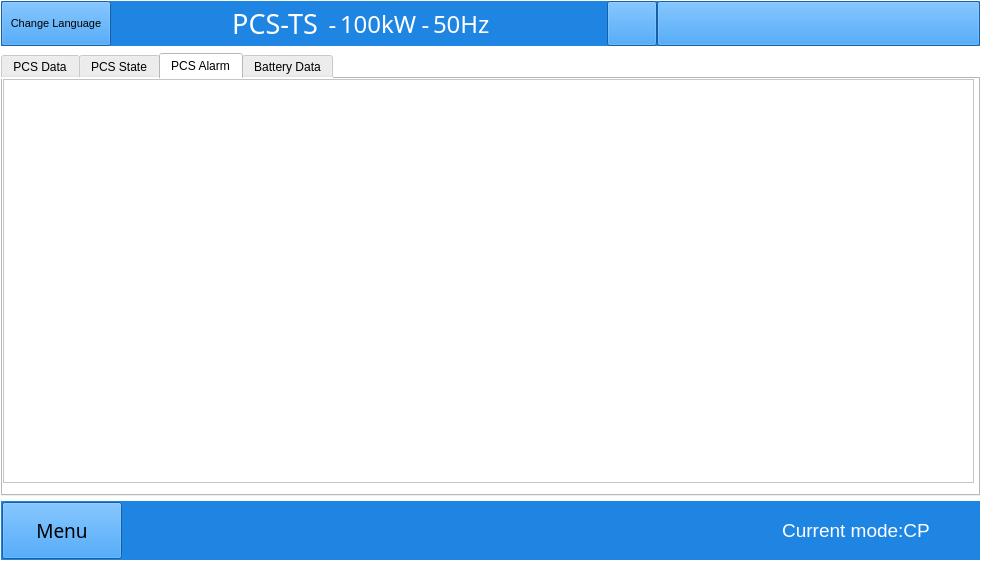
The window that win.ui (megarevolpr/Win) describes before a commit, drawn with Qt 5.
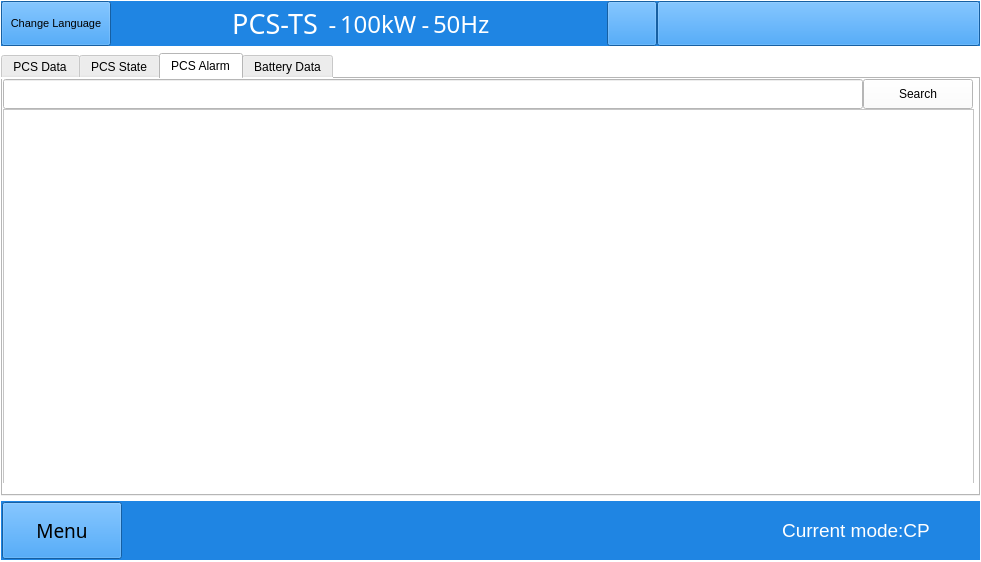
The same window after the commit. The open tabs and pages were chosen to show the change. Icons and pictures are not drawn.

What changed in the file:
```diff
--- a/win.ui
+++ b/win.ui
@@ -4556,12 +4556,62 @@
            <property name="bottomMargin">
             <number>0</number>
            </property>
+           <property name="spacing">
+            <number>0</number>
+           </property>
            <item row="0" column="0">
+            <layout class="QVBoxLayout" name="verticalLayout_13">
+             <property name="spacing">
+              <number>0</number>
+             </property>
+             <item>
+              <layout class="QHBoxLayout" name="horizontalLayout_8">
+               <property name="spacing">
+                <number>0</number>
+               </property>
+               <item>
+                <widget class="QLineEdit" name="search_le">
+                 <property name="minimumSize">
+                  <size>
+                   <width>860</width>
+                   <height>30</height>
+                  </size>
+                 </property>
+                 <property name="maximumSize">
+                  <size>
+                   <width>860</width>
+                   <height>16777215</height>
+                  </size>
+                 </property>
+                </widget>
+               </item>
+               <item>
+                <widget class="QPushButton" name="search_btn">
+                 <property name="minimumSize">
+                  <size>
+                   <width>110</width>
+                   <height>30</height>
+                  </size>
+                 </property>
+                 <property name="maximumSize">
+                  <size>
+                   <width>110</width>
+                   <height>16777215</height>
+                  </size>
+                 </property>
+                 <property name="text">
+                  <string>Search</string>
+                 </property>
+                </widget>
+               </item>
+              </layout>
+             </item>
+             <item>
             <widget class="QTableWidget" name="RTAlarm_Data_page">
              <property name="minimumSize">
               <size>
                <width>971</width>
-               <height>404</height>
+                 <height>375</height>
               </size>
              </property>
              <property name="maximumSize">
@@ -4574,6 +4624,8 @@
               <enum>QAbstractItemView::ScrollPerPixel</enum>
              </property>
             </widget>
+             </item>
+            </layout>
            </item>
           </layout>
          </widget>
```
Lines whose indentation alone changed are shown as unchanged.
